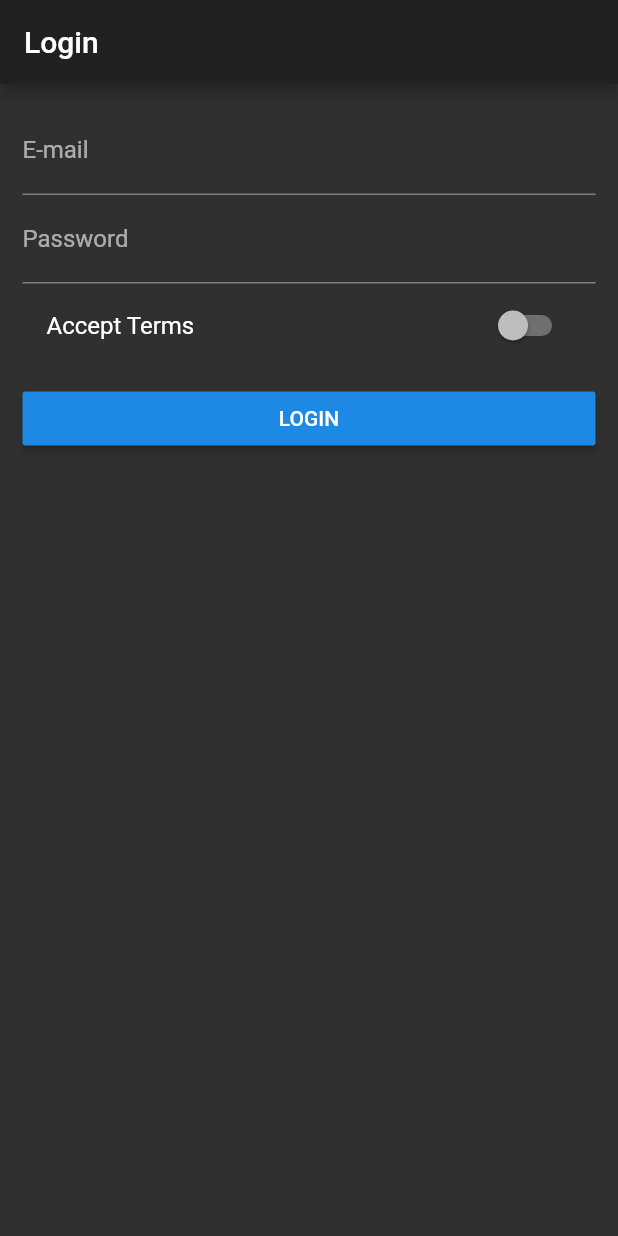
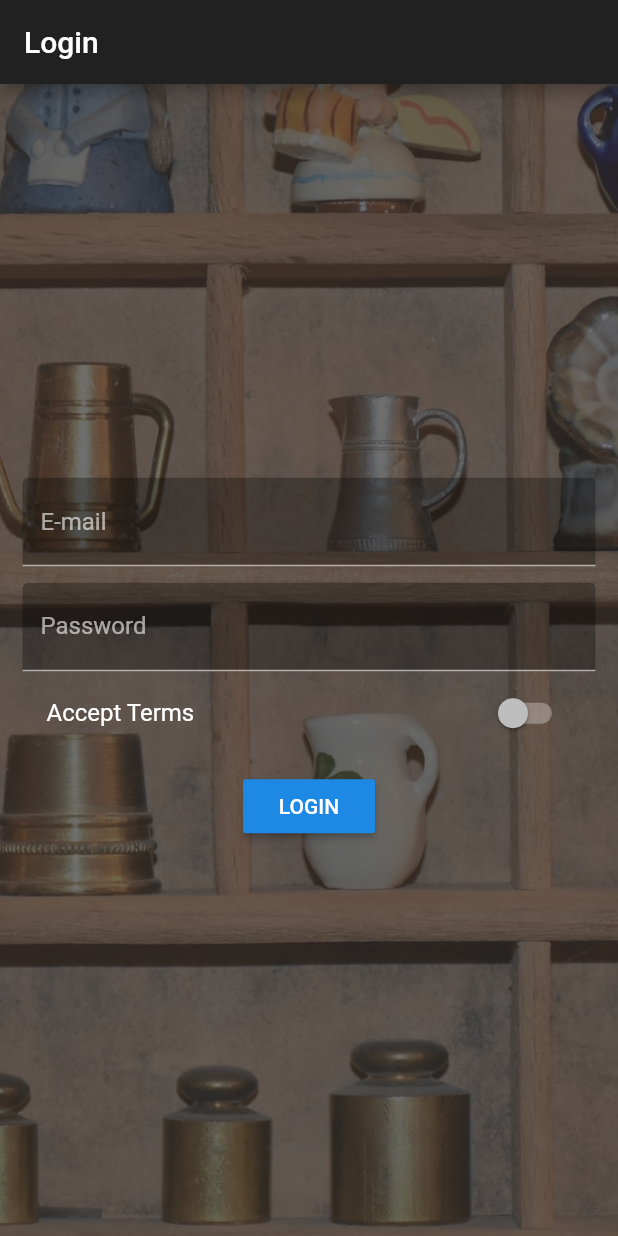
Before and after one commit to AllanJone/flutter_course, a Flutter app: the screen it shows after launch, on a phone screen of 412 x 824 dp. Run offline on Flutter 3.47's test engine with Material 2 defaults, Android fonts, the phone set to English and light mode, and no system bars.

Commit message:
Formated Login Page

```diff
--- a/lib/pages/auth.dart
+++ b/lib/pages/auth.dart
@@ -17,11 +17,25 @@ class _AuthPageState extends State<AuthPage> {
         title: Text('Login'),
       ),
       body: Container(
+        decoration: BoxDecoration(
+          image: DecorationImage(
+            fit: BoxFit.cover,
+            colorFilter: ColorFilter.mode(
+                Colors.black.withOpacity(0.3), BlendMode.dstATop),
+            image: AssetImage('assets/background.jpg'),
+          ),
+        ),
         padding: EdgeInsets.all(15.0),
-        child: ListView(
+        child: Center(
+          child: SingleChildScrollView(
+            child: Column(
               children: <Widget>[
                 TextField(
-              decoration: InputDecoration(labelText: 'E-mail'),
+                  decoration: InputDecoration(
+                    labelText: 'E-mail',
+                    filled: true,
+                    fillColor: Colors.black.withOpacity(0.3),
+                  ),
                   keyboardType: TextInputType.emailAddress,
                   onChanged: (String value) {
                     setState(() {
@@ -29,8 +43,15 @@ class _AuthPageState extends State<AuthPage> {
                     });
                   },
                 ),
+                SizedBox(
+                  height: 10.9,
+                ),
                 TextField(
-              decoration: InputDecoration(labelText: 'Password'),
+                  decoration: InputDecoration(
+                    labelText: 'Password',
+                    filled: true,
+                    fillColor: Colors.black.withOpacity(0.3),
+                  ),
                   obscureText: true,
                   onChanged: (String value) {
                     setState(() {
@@ -59,6 +80,8 @@ class _AuthPageState extends State<AuthPage> {
               ],
             ),
           ),
+        ),
+      ),
     );
   }
 }
```
Lines whose indentation alone changed are shown as unchanged.
